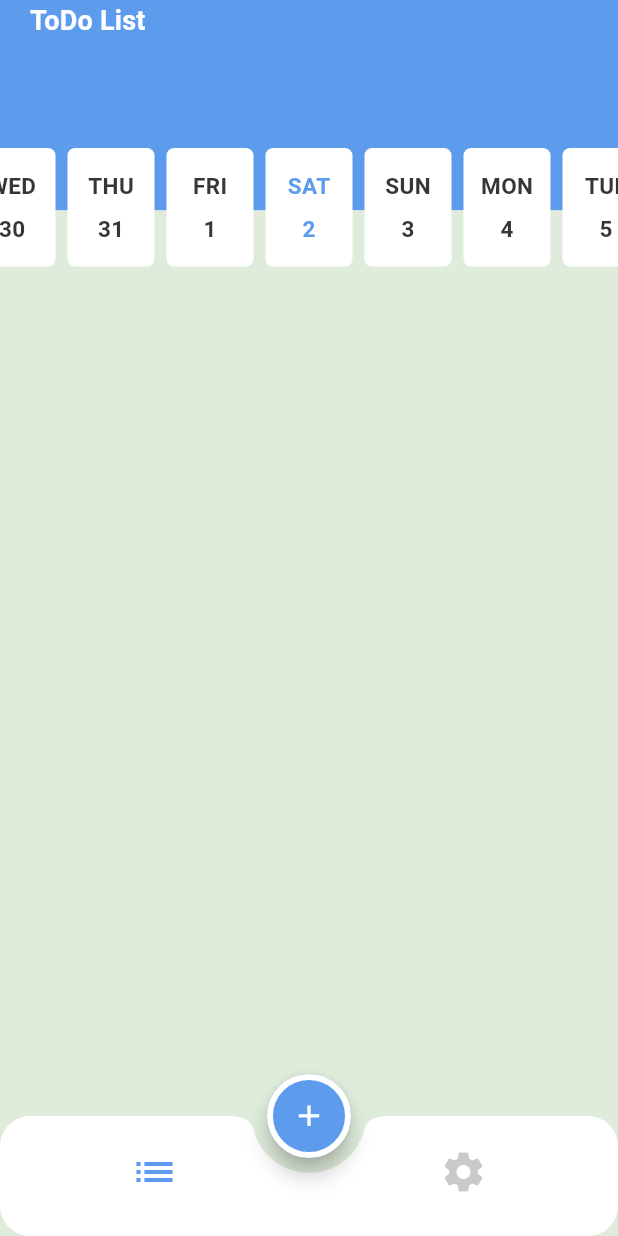
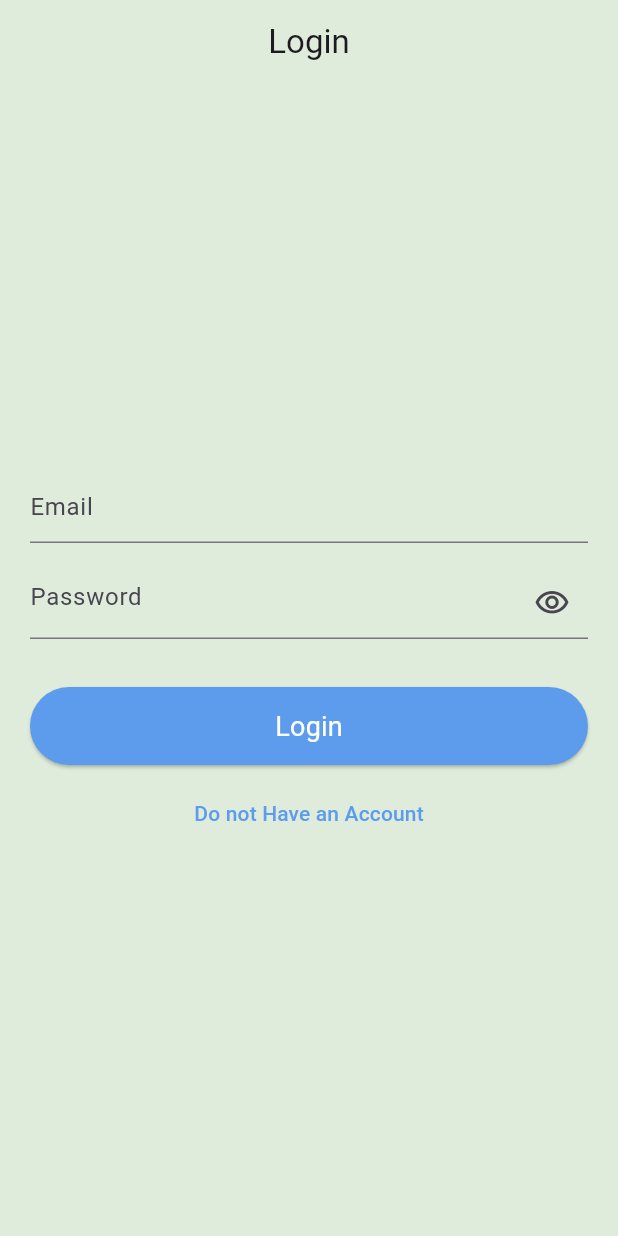
Before and after one commit to MawadaHamed/todo, a Flutter app: the screen it shows after launch, on a phone screen of 412 x 824 dp. Run offline on Flutter 3.47's test engine with Material 3 defaults, Android fonts, the light colour scheme and no system bars; drawn by our look-alikes of easy_date_timeline; our stand-ins replace cloud_firestore, firebase_core, flutter_slidable, fluttertoast; accounts and stored records are empty.

Commit message:
finish auth UI

```diff
--- a/lib/app_theme.dart
+++ b/lib/app_theme.dart
@@ -12,6 +12,10 @@ class AppTheme{
 
   static ThemeData lightTheme = ThemeData(
     primaryColor: primary,
+    appBarTheme: AppBarTheme(
+        backgroundColor: Colors.transparent,
+        centerTitle: true
+    ),
     scaffoldBackgroundColor: BackgroundLight,
     bottomNavigationBarTheme: BottomNavigationBarThemeData(
       type: BottomNavigationBarType.fixed,
@@ -47,7 +51,12 @@ class AppTheme{
         style: ElevatedButton.styleFrom(
           backgroundColor: AppTheme.primary,
         )
-      )
+      ),
+      textButtonTheme: TextButtonThemeData(
+      style: TextButton.styleFrom(
+      foregroundColor: primary
+  )
+  )
   );
   static ThemeData darkTheme = ThemeData();
 }
--- /dev/null
+++ b/lib/auth/login_screen.dart
@@ -0,0 +1,80 @@
+import 'package:flutter/material.dart';
+import 'package:untitled1/auth/register_screen.dart';
+import 'package:untitled1/widgets/default_elevated-button.dart';
+import 'package:untitled1/widgets/default_text_form_field.dart';
+
+class LoginScreen extends StatefulWidget {
+  static const String routeName = '/login';
+
+  @override
+  State<LoginScreen> createState() => _LoginScreenState();
+}
+
+class _LoginScreenState extends State<LoginScreen> {
+  TextEditingController emailController = TextEditingController();
+  TextEditingController passwordController = TextEditingController();
+  var formKey = GlobalKey<FormState>();
+
+  @override
+  Widget build(BuildContext context) {
+    return Scaffold(
+      appBar: AppBar(
+        title: Text(
+          'Login'
+        ),
+      ),
+      body: Padding(
+        padding: const EdgeInsets.symmetric(horizontal: 20.0),
+        child: Form(
+          key: formKey,
+          child: Column(
+            mainAxisAlignment: MainAxisAlignment.center,
+            children: [
+              DefaultTextFormField(
+                  controller: emailController,
+                  hintText: 'Email',
+                validator: (value){
+                    if(value == null || value.trim().length < 5){
+                      return 'Email can not be less than 5 characters';
+                    }else{
+                      return null;
+                    }
+                },
+              ),
+               SizedBox(height: 16,),
+              DefaultTextFormField(
+                  controller: passwordController,
+                  hintText: 'Password',
+                validator: (value){
+                  if(value == null || value.trim().length < 8){
+                    return 'Password can not be less than 8 characters';
+                  }else{
+                    return null;
+                  }
+                },
+                isPassword: true,
+              ),
+              SizedBox(height: 32,),
+              DefaultElevatedButton(
+                  lable: 'Login',
+                  onPressed: login
+              ),
+              SizedBox(height: 8,),
+              TextButton(
+                onPressed: ()=> Navigator.of(context).pushReplacementNamed(RegisterScreen.routeName) ,
+                child:Text(
+                    'Do not Have an Account'
+                ),
+              )
+            ],
+          ),
+        ),
+      ),
+    );
+  }
+  void login(){
+    if(formKey.currentState!.validate()){
+
+    }
+  }
+}
--- a/lib/main.dart
+++ b/lib/main.dart
@@ -3,6 +3,8 @@ import 'package:firebase_core/firebase_core.dart';
 import 'package:flutter/material.dart';
 import 'package:provider/provider.dart';
 import 'package:untitled1/app_theme.dart';
+import 'package:untitled1/auth/login_screen.dart';
+import 'package:untitled1/auth/register_screen.dart';
 import 'package:untitled1/home_screen.dart';
 import 'package:untitled1/tabs/tasks/task_provider.dart';
 
@@ -22,8 +24,10 @@ class TodoApp extends StatelessWidget {
       debugShowCheckedModeBanner: false,
       routes: {
         HomeScreen.routeName:(_) => HomeScreen(),
+        LoginScreen.routeName:(_) => LoginScreen(),
+        RegisterScreen.routeName:(_) => RegisterScreen(),
       },
-      initialRoute: HomeScreen.routeName,
+      initialRoute: LoginScreen.routeName,
       theme: AppTheme.lightTheme,
       darkTheme: AppTheme.darkTheme,
       themeMode: ThemeMode.light,
--- a/lib/widgets/default_text_form_field.dart
+++ b/lib/widgets/default_text_form_field.dart
@@ -1,20 +1,44 @@
 import 'package:flutter/material.dart';
 
-class DefaultTextFormField extends StatelessWidget {
+class DefaultTextFormField extends StatefulWidget {
    TextEditingController controller = TextEditingController();
       String hintText;
    String? Function(String?)? validator;
-  DefaultTextFormField({required this.controller,required this.hintText, this.validator});
+   bool isPassword;
+  DefaultTextFormField({
+    required this.controller,
+    required this.hintText,
+    this.validator,
+    this.isPassword = false,
+  });
 
+  @override
+  State<DefaultTextFormField> createState() => _DefaultTextFormFieldState();
+}
+
+class _DefaultTextFormFieldState extends State<DefaultTextFormField> {
+ late bool isObscure = widget.isPassword;
 
   @override
   Widget build(BuildContext context) {
     return  TextFormField(
-      controller: controller,
+      controller: widget.controller,
       decoration: InputDecoration(
-        hintText: hintText
+        hintText: widget.hintText,
+        suffixIcon:widget.isPassword?
+        IconButton(
+            onPressed: (){
+              isObscure = !isObscure;
+              setState(() {});
+            },
+            icon: Icon(
+              isObscure ? Icons.visibility_outlined : Icons.visibility_off_outlined,
+            )
+    ): null,
       ),
-      validator:validator,
+      validator:widget.validator,
+      obscureText: isObscure,
+      autovalidateMode: AutovalidateMode.onUserInteraction,
     );
   }
 }
```
Also changed, not shown: lib/auth/register_screen.dart (added, +93 -0 lines), lib/tabs/settings/setting_tab.dart (+23 -4 lines).
